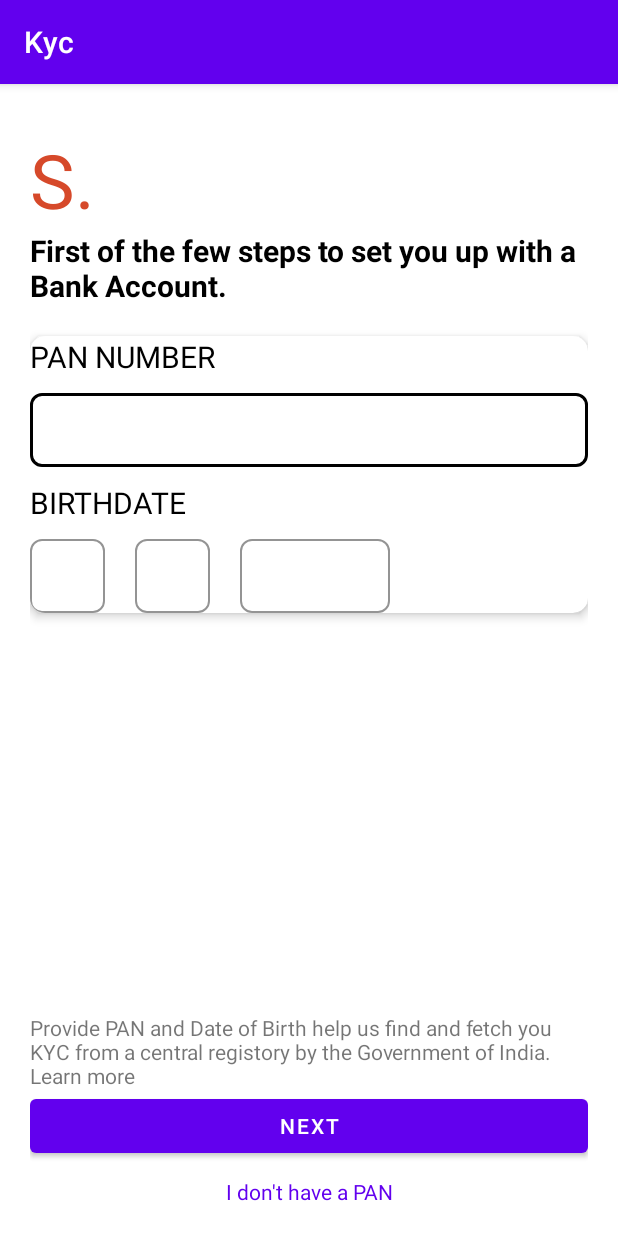
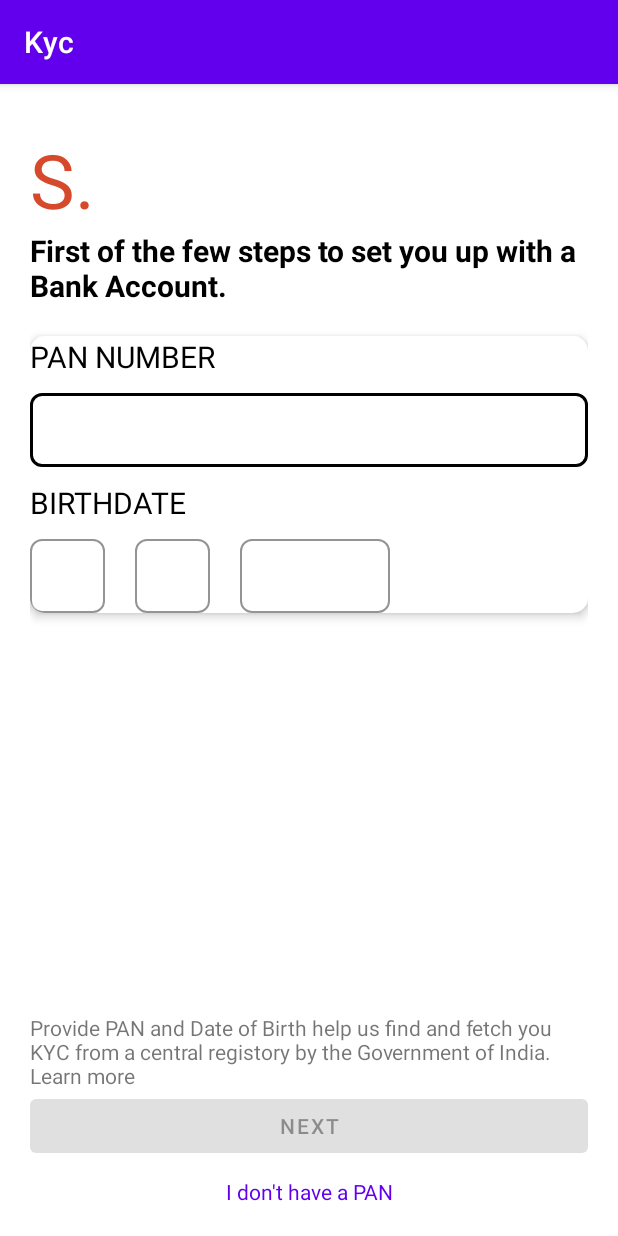
Before and after one commit to Purucpp/Kyc, an Android app: the screen it shows after launch (MainActivity), on a phone screen of 412 x 824 dp. Run offline under Robolectric (Android 15) with nearby library versions, the phone set to English and light mode, and no system bars.

```diff
--- a/app/src/main/java/com/yesandroid/kyc/MainActivity.kt
+++ b/app/src/main/java/com/yesandroid/kyc/MainActivity.kt
@@ -4,19 +4,138 @@ import androidx.appcompat.app.AppCompatActivity
 import android.os.Bundle
 import android.widget.Button
 import android.widget.Toast
+import androidx.core.widget.addTextChangedListener
 import androidx.recyclerview.widget.RecyclerView
+import com.google.android.material.textfield.TextInputEditText
 
 class MainActivity : AppCompatActivity() {
+
+    lateinit var button: Button
+    lateinit var pan: TextInputEditText
+    lateinit var dd: TextInputEditText
+    lateinit var mm: TextInputEditText
+    lateinit var yyyy: TextInputEditText
 
 
     override fun onCreate(savedInstanceState: Bundle?) {
         super.onCreate(savedInstanceState)
         setContentView(R.layout.activity_main)
 
-        val button = findViewById<Button>(R.id.next)
+        button = findViewById<Button>(R.id.next)
+        pan=findViewById<TextInputEditText>(R.id.pan)
+        dd=findViewById<TextInputEditText>(R.id.dd)
+        mm=findViewById<TextInputEditText>(R.id.mm)
+        yyyy=findViewById<TextInputEditText>(R.id.yyyy)
 
         button.setOnClickListener{
-            Toast.makeText(applicationContext, "Test", Toast.LENGTH_LONG).show()
+            Toast.makeText(applicationContext, "Details Submitted Successfully", Toast.LENGTH_LONG).show()
         }
+
+
+        pan.addTextChangedListener { charSequence  ->
+            try {
+                if (charSequence != null) {
+                    if(charSequence.length==10) {
+                        if(validate())
+                        {
+                            button.isEnabled=true
+                            Toast.makeText(applicationContext, "Test", Toast.LENGTH_LONG).show()
+                        }
+
+                    }
+                }
+            } catch (error: Throwable) {
+
+            }
+        }
+
+
+        dd.addTextChangedListener { charSequence  ->
+            try {
+                if (charSequence != null) {
+                    if(charSequence.length==2) {
+                        if(validate())
+                        {
+                            button.isEnabled=true
+                            Toast.makeText(applicationContext, "Test", Toast.LENGTH_LONG).show()
+                        }
+                        }
+
+                }
+            } catch (error: Throwable) {
+
+            }
+        }
+
+        mm.addTextChangedListener { charSequence  ->
+            try {
+                if (charSequence != null) {
+                    if(charSequence.length==2) {
+                        if(validate())
+                        {
+                            button.isEnabled=true
+                            Toast.makeText(applicationContext, "Test", Toast.LENGTH_LONG).show()
+                        }
+
+                    }
+                }
+            } catch (error: Throwable) {
+
+            }
+        }
+
+        yyyy.addTextChangedListener { charSequence  ->
+            try {
+                if (charSequence != null) {
+                    if(charSequence.length==4) {
+                        if(validate())
+                        {
+                            button.isEnabled=true
+                            Toast.makeText(applicationContext, "Test", Toast.LENGTH_LONG).show()
+                        }
+
+                    }
+                }
+            } catch (error: Throwable) {
+
+            }
+        }
+
+
     }
+
+   /* fun validate(a: Int, b: Int): Boolean {
+        return false
+    } */
+
+    fun validate(): Boolean {
+
+        if((pan.text)!!.length!=10)
+        {
+            return false
+        }
+        else if((dd.text)!!.length!=2)
+        {
+            return false
+        }
+        else if((mm.text)!!.length!=2)
+        {
+            return false
+        }
+        else if((yyyy.text)!!.length!=4)
+        {
+            return false
+        }
+
+        return true
+    }
+
+
+   /* fun test(){
+        if((pan.text)!!.length==10)
+        {
+            button.isEnabled=true
+        }
+
+    } */
 }
--- a/app/src/main/res/layout/activity_main.xml
+++ b/app/src/main/res/layout/activity_main.xml
@@ -70,7 +70,6 @@
 
                     <com.google.android.material.textfield.TextInputEditText
                         android:id="@+id/pan"
-
                         android:shadowColor="@color/black"
                         android:layout_width="match_parent"
                         android:layout_height="wrap_content"
@@ -109,7 +108,7 @@
                         app:boxCornerRadiusTopStart="8dp"
                         style="@style/LoginTextInputLayoutStyle">
                         <com.google.android.material.textfield.TextInputEditText
-                            android:id="@+id/birthdate"
+                            android:id="@+id/dd"
                             android:layout_width="50dp"
                             android:layout_height="wrap_content"
                             android:importantForAutofill="no"
@@ -140,7 +139,7 @@
 
 
                         <com.google.android.material.textfield.TextInputEditText
-                            android:id="@+id/month"
+                            android:id="@+id/mm"
                             android:layout_width="50dp"
                             android:layout_height="wrap_content"
                             android:importantForAutofill="no"
@@ -165,7 +164,7 @@
                         app:boxCornerRadiusTopStart="8dp"
                         style="@style/LoginTextInputLayoutStyle">
                         <com.google.android.material.textfield.TextInputEditText
-                            android:id="@+id/year"
+                            android:id="@+id/yyyy"
                             android:layout_width="match_parent"
                             android:layout_height="wrap_content"
                             android:importantForAutofill="no"
@@ -207,7 +206,7 @@
                 android:layout_width="match_parent"
                 android:id="@+id/next"
                 android:layout_height="wrap_content"
-                android:enabled="true"
+                android:enabled="false"
                 android:text="Next"
                 ></Button>
             <TextView
```
